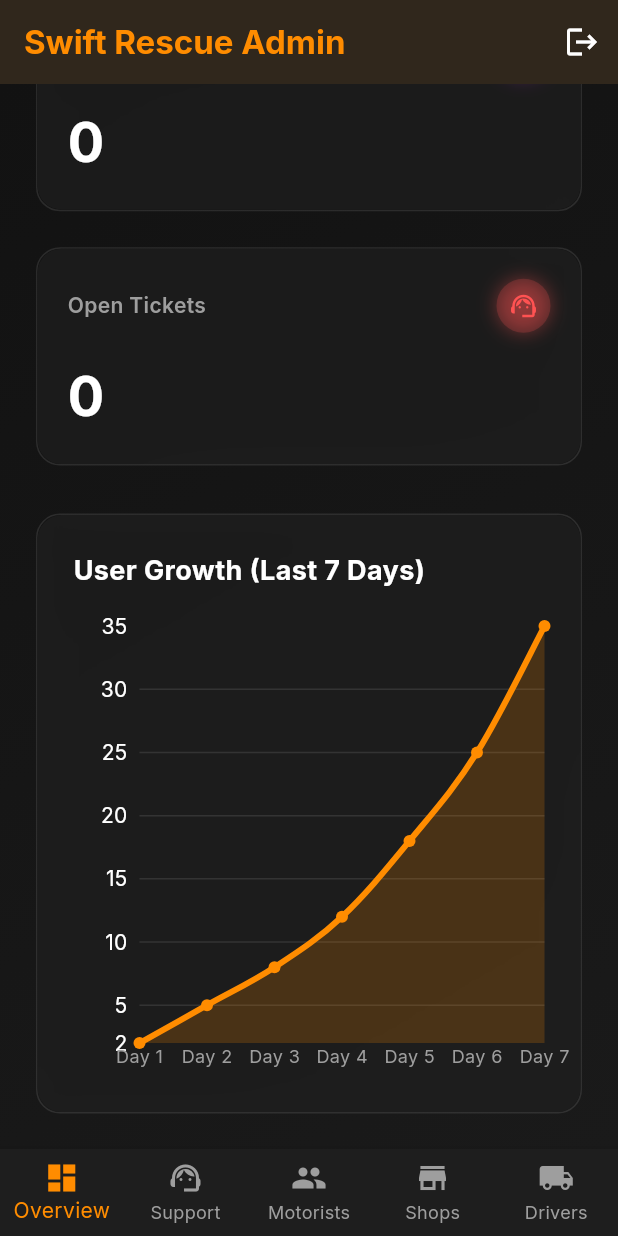
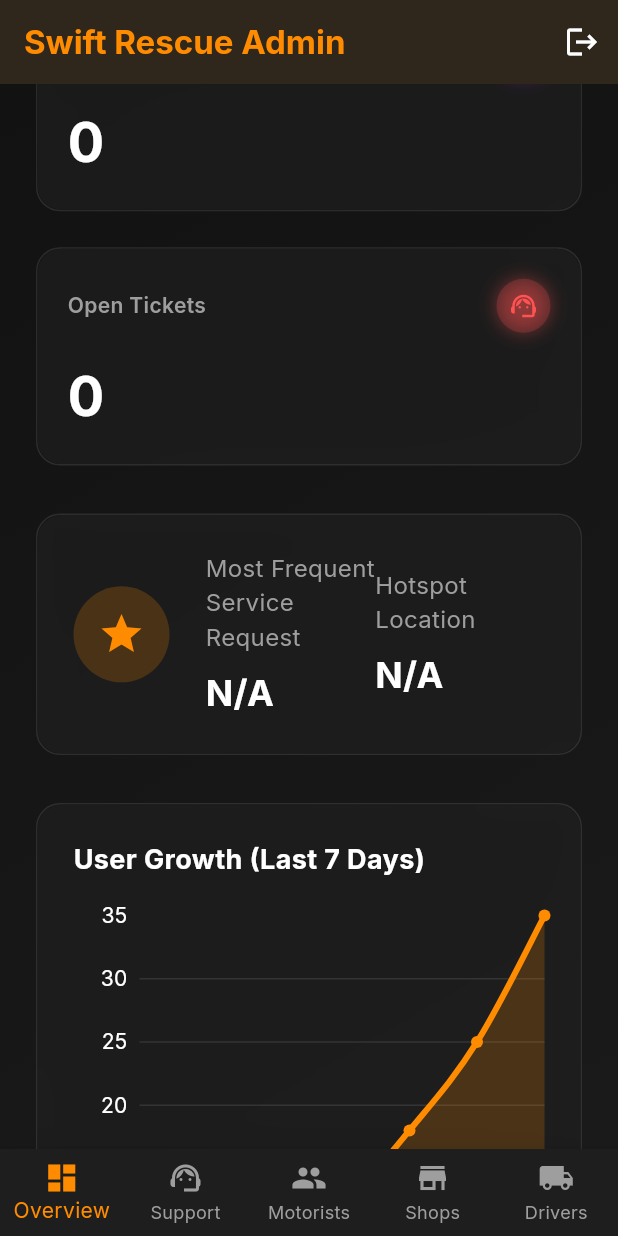
Before and after one commit to aswad-ux/Swift-rescue-Dashboard, a Flutter app: the screen it shows once a user with an empty profile is signed in, scrolled down 502 dp, on a phone screen of 412 x 824 dp. Run offline on Flutter 3.47's test engine with Material 3 defaults, Android fonts, the phone set to English and light mode, and no system bars; drawn by our look-alikes of fl_chart, flutter_animate; our stand-ins replace flutter_dotenv, flutter_riverpod, google_fonts, supabase_flutter; accounts and stored records are empty.

Commit message:
feat: Add user details CRM view and top service hotspot

```diff
--- a/lib/ui/screens/overview_page.dart
+++ b/lib/ui/screens/overview_page.dart
@@ -13,12 +13,40 @@ class OverviewPage extends StatelessWidget {
     final driversRes = await client.from('profiles').select('*').eq('role', 'provider').count(CountOption.exact);
     final shopsRes = await client.from('profiles').select('*').eq('role', 'repair_shop').count(CountOption.exact);
     final ticketsRes = await client.from('support_tickets').select('*').eq('status', 'Open').count(CountOption.exact);
+    final jobsRes = await client.from('jobs').select('service_type, lat, lng');
+
+    String topService = 'N/A';
+    String topLocation = 'N/A';
+    int maxCount = 0;
+
+    if (jobsRes.isNotEmpty) {
+      final counts = <String, int>{};
+      for (var job in jobsRes) {
+        final st = job['service_type'] as String? ?? 'Unknown';
+        counts[st] = (counts[st] ?? 0) + 1;
+      }
+
+      for (var entry in counts.entries) {
+        if (entry.value > maxCount) {
+          maxCount = entry.value;
+          topService = entry.key;
+        }
+      }
+
+      // Find a location associated with this top service (just take the first one or an average)
+      final topJobs = jobsRes.where((j) => j['service_type'] == topService).toList();
+      if (topJobs.isNotEmpty && topJobs.first['lat'] != null) {
+        topLocation = '\${topJobs.first['lat'].toStringAsFixed(3)}, \${topJobs.first['lng'].toStringAsFixed(3)}';
+      }
+    }
 
     return {
       'motorists': motoristsRes.count,
       'drivers': driversRes.count,
       'shops': shopsRes.count,
       'openTickets': ticketsRes.count,
+      'topService': topService,
+      'topLocation': topLocation,
     };
   }
 
@@ -54,11 +82,45 @@ class OverviewPage extends StatelessWidget {
                       mainAxisSpacing: 24,
                       childAspectRatio: aspectRatio,
                       children: [
-                        _MetricGlassCard(title: 'Total Motorists', count: metrics['motorists']!, icon: Icons.people, color: Colors.blue),
-                        _MetricGlassCard(title: 'Active Drivers', count: metrics['drivers']!, icon: Icons.local_shipping, color: Colors.green),
-                        _MetricGlassCard(title: 'Repair Shops', count: metrics['shops']!, icon: Icons.store, color: Colors.purple),
-                        _MetricGlassCard(title: 'Open Tickets', count: metrics['openTickets']!, icon: Icons.support_agent, color: Colors.redAccent),
+                        _MetricGlassCard(title: 'Total Motorists', count: metrics['motorists'].toString(), icon: Icons.people, color: Colors.blue),
+                        _MetricGlassCard(title: 'Active Drivers', count: metrics['drivers'].toString(), icon: Icons.local_shipping, color: Colors.green),
+                        _MetricGlassCard(title: 'Repair Shops', count: metrics['shops'].toString(), icon: Icons.store, color: Colors.purple),
+                        _MetricGlassCard(title: 'Open Tickets', count: metrics['openTickets'].toString(), icon: Icons.support_agent, color: Colors.redAccent),
                       ],
+                    ),
+                    const SizedBox(height: 32),
+                    // Most frequent service requested and location
+                    GlassCard(
+                      child: Row(
+                        children: [
+                          Container(
+                            padding: const EdgeInsets.all(16),
+                            decoration: BoxDecoration(color: const Color(0xFFFF8C00).withOpacity(0.2), shape: BoxShape.circle),
+                            child: const Icon(Icons.star, color: Color(0xFFFF8C00), size: 32),
+                          ),
+                          const SizedBox(width: 24),
+                          Expanded(
+                            child: Column(
+                              crossAxisAlignment: CrossAxisAlignment.start,
+                              children: [
+                                const Text('Most Frequent Service Request', style: TextStyle(color: Colors.grey, fontSize: 16)),
+                                const SizedBox(height: 8),
+                                Text(metrics['topService'] ?? 'N/A', style: const TextStyle(color: Colors.white, fontSize: 24, fontWeight: FontWeight.bold)),
+                              ],
+                            ),
+                          ),
+                          Expanded(
+                            child: Column(
+                              crossAxisAlignment: CrossAxisAlignment.start,
+                              children: [
+                                const Text('Hotspot Location', style: TextStyle(color: Colors.grey, fontSize: 16)),
+                                const SizedBox(height: 8),
+                                Text(metrics['topLocation'] ?? 'N/A', style: const TextStyle(color: Colors.white, fontSize: 24, fontWeight: FontWeight.bold)),
+                              ],
+                            ),
+                          ),
+                        ],
+                      ),
                     ),
                     const SizedBox(height: 32),
                     GlassCard(
@@ -111,7 +173,7 @@ class OverviewPage extends StatelessWidget {
 
 class _MetricGlassCard extends StatelessWidget {
   final String title;
-  final int count;
+  final String count;
   final IconData icon;
   final Color color;
 
```
Also changed, not shown: lib/ui/screens/drivers_page.dart (+17 -0 lines), lib/ui/screens/shops_page.dart (+17 -0 lines), lib/ui/screens/users_page.dart (+17 -0 lines), lib/ui/widgets/user_details_dialog.dart (added, +179 -0 lines).
